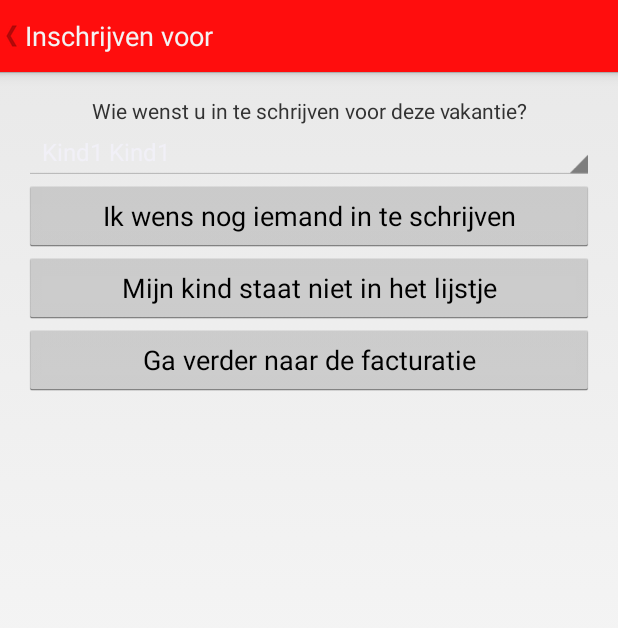
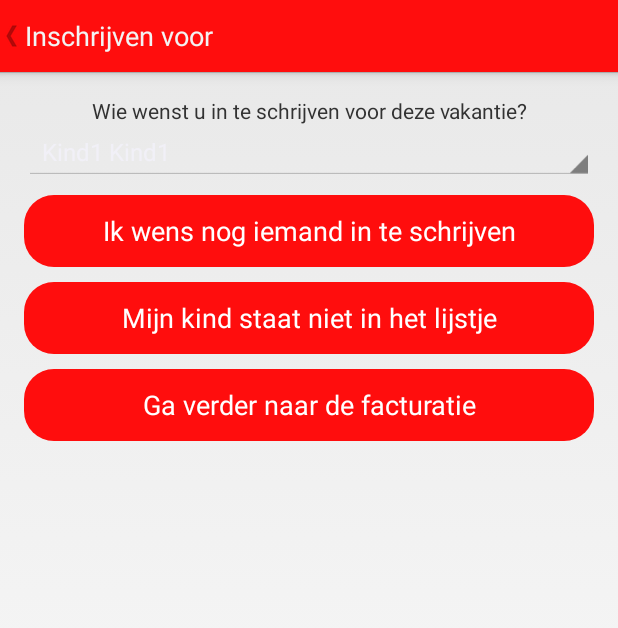
Before and after one commit to deanwyns/Android, an Android app: the VacationSignupActivity screen opened directly, with no data from a screen before it, on a phone screen of 412 x 824 dp. Shown: the top 628 px of the screen. Run offline under Robolectric (Android 15) with nearby library versions, the phone set to English and light mode, and no system bars; 1 statement that could not run was skipped.

Commit message:
Default Buttons
Buttons aangepast terwijl ik wacht op de les :)

```diff
--- a/app/src/main/res/drawable/custom_button.xml
+++ b/app/src/main/res/drawable/custom_button.xml
@@ -5,9 +5,9 @@
     android:layout_width="match_parent">
     <item android:state_pressed="true" >
         <shape>
-            <solid android:color="@color/light_gray_tapped"/>
+            <solid android:color="@color/colorPrimaryDark"/>
             <corners
-                android:radius="3dp" />
+                android:radius="20dp" />
             <padding
                 android:left="10dp"
                 android:top="10dp"
@@ -18,9 +18,9 @@
 
     <item>
         <shape>
-            <solid android:color="@color/light_gray"/>
+            <solid android:color="@color/colorPrimary"/>
             <corners
-                android:radius="3dp" />
+                android:radius="20dp" />
             <padding
                 android:left="10dp"
                 android:top="10dp"
--- a/app/src/main/res/layout/activity_login.xml
+++ b/app/src/main/res/layout/activity_login.xml
@@ -58,6 +58,8 @@
             android:layout_height="wrap_content"
             android:padding="10dp"
             android:layout_margin="4dp"
+            android:background="@drawable/custom_button"
+            android:textColor="@android:color/white"
             android:text="@string/action_login"
             />
         <Button
@@ -66,6 +68,8 @@
             android:layout_height="wrap_content"
             android:padding="10dp"
             android:layout_margin="4dp"
+            android:background="@drawable/custom_button"
+            android:textColor="@android:color/white"
             android:text="@string/registreren"
             />
 
--- a/app/src/main/res/layout/activity_main.xml
+++ b/app/src/main/res/layout/activity_main.xml
@@ -61,6 +61,7 @@
             android:layout_weight="1"
             android:adjustViewBounds="true"
             android:background="@drawable/custom_button"
+            android:textColor="@android:color/white"
             android:scaleType="fitCenter"
             android:src="@drawable/vacation" />
 
@@ -72,6 +73,7 @@
             android:layout_weight="1"
             android:adjustViewBounds="true"
             android:background="@drawable/custom_button"
+            android:textColor="@android:color/white"
             android:scaleType="fitCenter"
             android:src="@drawable/photo" />
 
@@ -91,6 +93,7 @@
             android:layout_weight="1"
             android:adjustViewBounds="true"
             android:background="@drawable/custom_button"
+            android:textColor="@android:color/white"
             android:scaleType="fitCenter"
             android:src="@drawable/files" />
 
@@ -100,6 +103,7 @@
             android:layout_margin="5px"
             android:layout_weight="1"
             android:background="@drawable/custom_button"
+            android:textColor="@android:color/white"
             android:visibility="invisible" />
 
     </LinearLayout>
--- a/app/src/main/res/layout/activity_vacation_billing.xml
+++ b/app/src/main/res/layout/activity_vacation_billing.xml
@@ -65,6 +65,8 @@
     <Button
         android:layout_width="fill_parent"
         android:layout_height="wrap_content"
+        android:background="@drawable/custom_button"
+        android:textColor="@android:color/white"
         android:text="@string/go_to_billing_overview"
         android:id="@+id/go_to_billing_overview_btn" />
 </LinearLayout>
--- a/app/src/main/res/layout/activity_vacation_filter.xml
+++ b/app/src/main/res/layout/activity_vacation_filter.xml
@@ -87,6 +87,8 @@
             android:layout_width="wrap_content"
             android:layout_height="wrap_content"
             android:text="@string/search_with_filter"
+            android:background="@drawable/custom_button"
+            android:textColor="@android:color/white"
             android:id="@+id/search_with_filter_btn"
             android:layout_alignParentBottom="true"
             android:layout_centerHorizontal="true" />
--- a/app/src/main/res/layout/activity_vacation_signup.xml
+++ b/app/src/main/res/layout/activity_vacation_signup.xml
@@ -46,19 +46,28 @@
                 android:id="@+id/add_child_spinner_btn"
                 android:layout_width="fill_parent"
                 android:layout_height="wrap_content"
-                android:text="@string/add_child_spinner" />
+                android:background="@drawable/custom_button"
+                android:textColor="@android:color/white"
+                android:text="@string/add_child_spinner"
+                android:layout_marginTop="10dp" />
 
             <Button
                 android:id="@+id/add_child_to_account_btn"
                 android:layout_width="fill_parent"
                 android:layout_height="wrap_content"
-                android:text="@string/child_not_in_list" />
+                android:background="@drawable/custom_button"
+                android:textColor="@android:color/white"
+                android:text="@string/child_not_in_list"
+                android:layout_marginTop="10dp" />
 
             <Button
                 android:id="@+id/go_to_billing_btn"
                 android:layout_width="fill_parent"
                 android:layout_height="wrap_content"
-                android:text="@string/go_to_billing" />
+                android:background="@drawable/custom_button"
+                android:textColor="@android:color/white"
+                android:text="@string/go_to_billing"
+                android:layout_marginTop="10dp" />
         </LinearLayout>
     </ScrollView>
 </LinearLayout>
--- a/app/src/main/res/layout/fragment_vacation_detail.xml
+++ b/app/src/main/res/layout/fragment_vacation_detail.xml
@@ -212,6 +212,8 @@
                 android:text="@string/inschrijven"
                 android:id="@+id/specific_vacation_signup_btn"
                 android:drawableLeft="@drawable/sign_up"
+                android:background="@drawable/custom_button"
+                android:textColor="@android:color/white"
                 android:layout_marginTop="100dp" />
         </LinearLayout>
     </ScrollView>
```
Also changed, not shown: app/src/main/res/layout/activity_vacation_signup_overview.xml (+8 -2 lines), app/src/main/res/layout/fragment_vacations_list.xml (+8 -3 lines), 1 other file.
